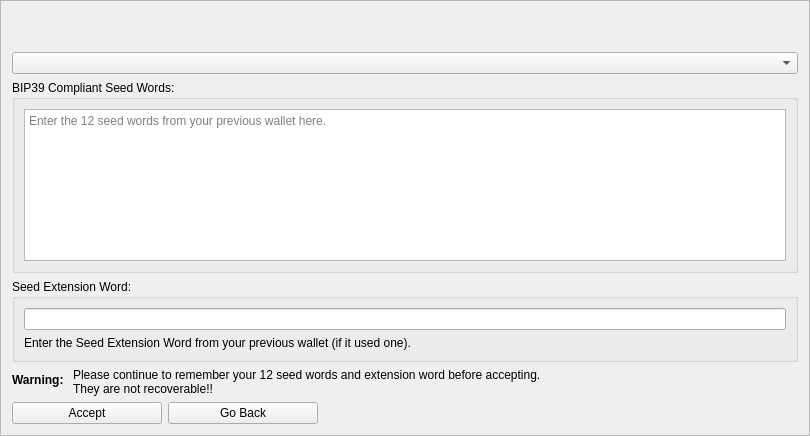
Before: the Qt Designer form src/qt/forms/mnemonicdialog3.ui in NeuraiProject/Neurai, drawn with Qt 5.
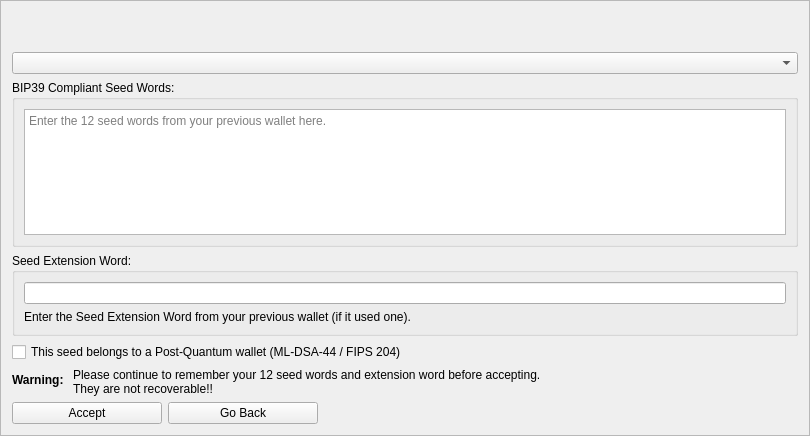
After: the same form once the commit is applied.

Commit message: Add Post-Quantum wallet support and enhance AuthScript handling

The edit to the form file:
```diff
--- a/src/qt/forms/mnemonicdialog3.ui
+++ b/src/qt/forms/mnemonicdialog3.ui
@@ -286,6 +286,16 @@
      </property>
     </spacer>
    </item>
+   <item>
+    <widget class="QCheckBox" name="pqWalletCheckBox">
+     <property name="toolTip">
+      <string>Enable this if the wallet you are restoring originally used post-quantum addresses with ML-DSA-44 (FIPS 204). Restoring a PQ wallet as legacy will derive different addresses.</string>
+     </property>
+     <property name="text">
+      <string>This seed belongs to a Post-Quantum wallet (ML-DSA-44 / FIPS 204)</string>
+     </property>
+    </widget>
+   </item>
    <item>
     <layout class="QFormLayout" name="mnemonicLayout">
      <item row="1" column="0">
```
The commit also changes 2 other files.
